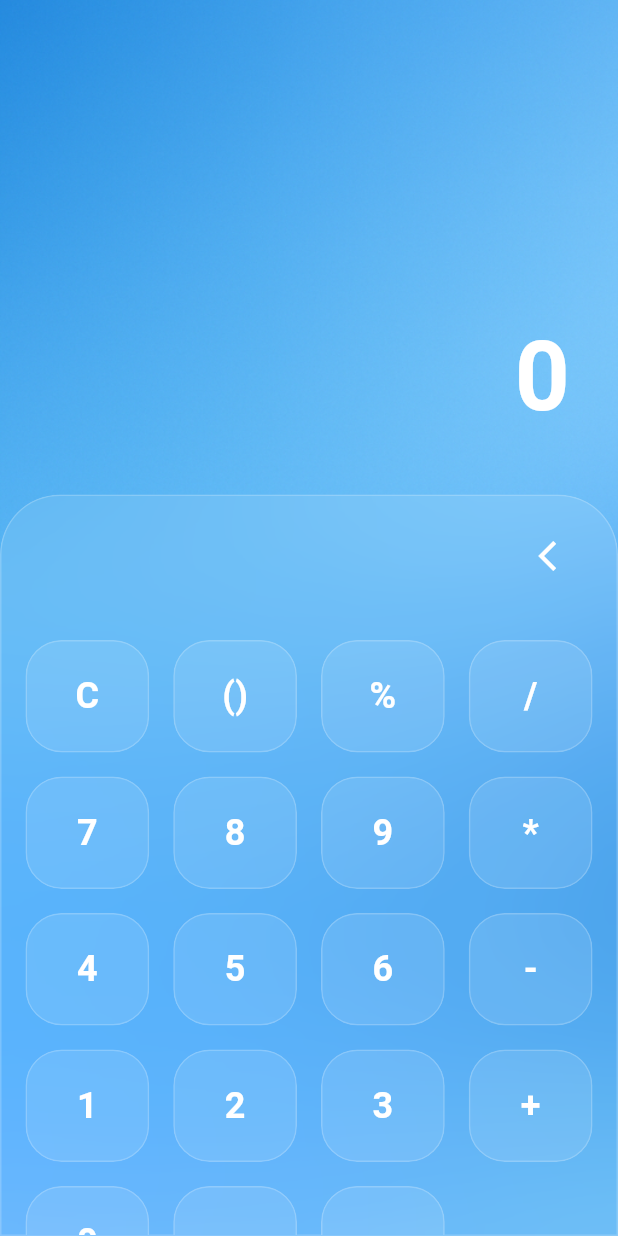
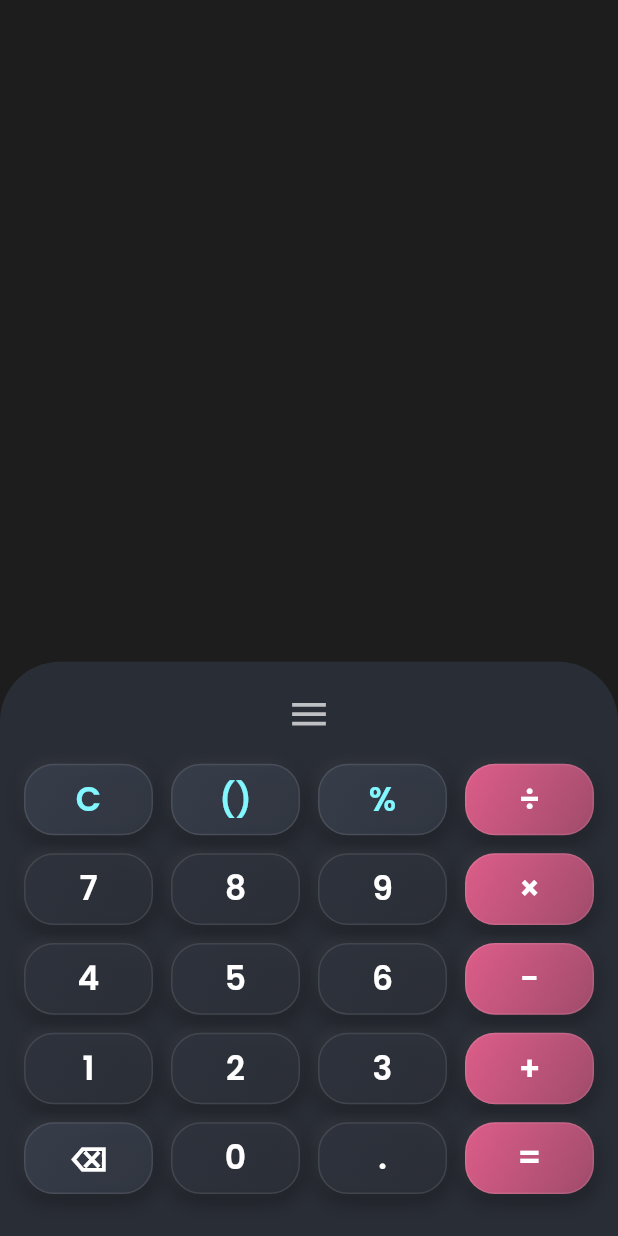
Before and after one commit to MohamedzRiad/mtapp, a Flutter app: the screen it shows after launch, on a phone screen of 412 x 824 dp. Run offline on Flutter 3.47's test engine with Material 3 defaults, Android fonts, the phone set to English and light mode, and no system bars; drawn by our look-alikes of glass_kit; our stand-ins replace google_fonts, math_expressions.

```diff
--- a/lib/calculator_provider.dart
+++ b/lib/calculator_provider.dart
@@ -1,4 +1,3 @@
-
 import 'package:flutter/material.dart';
 import 'package:math_expressions/math_expressions.dart';
 
@@ -22,7 +21,9 @@ class CalculatorProvider with ChangeNotifier {
       _result = '0';
     } else if (buttonText == '=') {
       try {
-        String finalExpression = _expression.replaceAll('x', '*').replaceAll('÷', '/');
+        String finalExpression = _expression
+            .replaceAll('x', '*')
+            .replaceAll('÷', '/');
         Parser p = Parser();
         Expression exp = p.parse(finalExpression);
         ContextModel cm = ContextModel();
--- a/lib/main.dart
+++ b/lib/main.dart
@@ -1,183 +1,389 @@
+import 'dart:ui';
 import 'package:flutter/material.dart';
-import 'package:glass_kit/glass_kit.dart';
-import 'package:myapp/calculator_provider.dart';
-import 'package:myapp/widgets/calculator_button.dart';
-import 'package:provider/provider.dart';
+import 'package:google_fonts/google_fonts.dart';
+import 'package:math_expressions/math_expressions.dart';
 
 void main() {
-  runApp(
-    ChangeNotifierProvider(
-      create: (context) => CalculatorProvider(),
-      child: const MyApp(),
-    ),
-  );
+  runApp(const CalculatorApp());
 }
 
-class MyApp extends StatelessWidget {
-  const MyApp({super.key});
+class CalculatorApp extends StatelessWidget {
+  const CalculatorApp({super.key});
 
   @override
   Widget build(BuildContext context) {
     return MaterialApp(
       debugShowCheckedModeBanner: false,
-      title: 'Flutter Calculator',
+      title: 'Glassmorphic Calculator',
       theme: ThemeData(
         primarySwatch: Colors.blue,
         visualDensity: VisualDensity.adaptivePlatformDensity,
       ),
-      home: const CalculatorHome(),
+      home: const CalculatorHomePage(),
     );
   }
 }
 
-class CalculatorHome extends StatelessWidget {
-  const CalculatorHome({super.key});
+class CalculatorHomePage extends StatefulWidget {
+  const CalculatorHomePage({super.key});
+
+  @override
+  _CalculatorHomePageState createState() => _CalculatorHomePageState();
+}
+
+class _CalculatorHomePageState extends State<CalculatorHomePage>
+    with SingleTickerProviderStateMixin {
+  String _expression = '';
+  String _result = '';
+  bool _isScientific = false;
+
+  late AnimationController _animationController;
+  late Animation<double> _animation;
+
+  @override
+  void initState() {
+    super.initState();
+    _animationController = AnimationController(
+      duration: const Duration(milliseconds: 400),
+      vsync: this,
+    );
+    _animation = CurvedAnimation(
+      parent: _animationController,
+      curve: Curves.easeInOutCubic,
+    );
+  }
+
+  void _onButtonPressed(String buttonText) {
+    setState(() {
+      if (buttonText == 'C') {
+        _expression = '';
+        _result = '';
+      } else if (buttonText == '⌫') {
+        if (_expression.isNotEmpty) {
+          _expression = _expression.substring(0, _expression.length - 1);
+        }
+      } else if (buttonText == '=') {
+        try {
+          // Replace user-friendly symbols with parsable ones
+          String finalExpression = _expression
+              .replaceAll('×', '*')
+              .replaceAll('÷', '/')
+              .replaceAll('√', 'sqrt');
+
+          Parser p = Parser();
+          Expression exp = p.parse(finalExpression);
+          ContextModel cm = ContextModel();
+          double eval = exp.evaluate(EvaluationType.REAL, cm);
+
+          // If the result is an integer, don't show decimal point
+          if (eval == eval.truncate()) {
+            _result = eval.truncate().toString();
+          } else {
+            _result = eval.toStringAsFixed(6).replaceAll(RegExp(r'0+$'), '');
+          }
+        } catch (e) {
+          _result = 'Error';
+        }
+      } else if (buttonText == '()') {
+        // A simple logic for parenthesis
+        if (_expression.endsWith('(') || _expression.endsWith(' ')) {
+          _expression += '(';
+        } else if (RegExp(r'[0-9)]+$').hasMatch(_expression)) {
+          _expression += ')';
+        } else {
+          _expression += '(';
+        }
+      } else if (buttonText == ' ') {
+        _expression += ' ';
+      } else {
+        // Handle specific function replacements
+        if (['sin', 'cos', 'tan', 'log', 'ln'].contains(buttonText)) {
+          _expression += '$buttonText(';
+        } else {
+          _expression += buttonText;
+        }
+      }
+    });
+  }
+
+  void _toggleScientific() {
+    setState(() {
+      _isScientific = !_isScientific;
+      if (_isScientific) {
+        _animationController.forward();
+      } else {
+        _animationController.reverse();
+      }
+    });
+  }
+
+  @override
+  void dispose() {
+    _animationController.dispose();
+    super.dispose();
+  }
 
   @override
   Widget build(BuildContext context) {
-    final calculatorProvider = Provider.of<CalculatorProvider>(context);
-
-    final List<String> simpleButtons = [
-      'C', '()', '%', '/',
-      '7', '8', '9', '*',
-      '4', '5', '6', '-',
-      '1', '2', '3', '+',
-      '0', '.', '=',
-    ];
-
-    final List<String> scientificButtons = [
-      'sin', 'cos', 'tan', 'sqrt',
-      'ln', 'log', '!', '^',
-      'π', 'e', 'C', '()',
-      '%', '/', '7', '8',
-      '9', '*', '4', '5',
-      '6', '-', '1', '2',
-      '3', '+', '0', '.', '=',
-    ];
-
     return Scaffold(
-      backgroundColor: Colors.deepPurple,
-      body: Container(
-        decoration: const BoxDecoration(
-          image: DecorationImage(
-            image: AssetImage('assets/background.jpg'),
-            fit: BoxFit.cover,
+      backgroundColor: const Color(0xFF1D1D1D),
+      body: SafeArea(
+        child: LayoutBuilder(
+          builder: (context, constraints) {
+            return Column(
+              children: [_buildDisplay(), _buildKeyboard(constraints)],
+            );
+          },
         ),
       ),
-        child: Column(
-          children: [
-            Expanded(
+    );
+  }
+
+  Widget _buildDisplay() {
+    return Expanded(
       flex: 2,
       child: Container(
-                padding: const EdgeInsets.all(32),
+        padding: const EdgeInsets.symmetric(horizontal: 24),
         alignment: Alignment.bottomRight,
         child: Column(
+          mainAxisAlignment: MainAxisAlignment.end,
           crossAxisAlignment: CrossAxisAlignment.end,
-                  mainAxisAlignment: MainAxisAlignment.end,
           children: [
-                    Text(
-                      calculatorProvider.expression,
-                      style: const TextStyle(
-                        color: Colors.white,
-                        fontSize: 32,
-                      ),
-                    ),
-                    const SizedBox(height: 8),
-                    Text(
-                      calculatorProvider.result,
-                      style: const TextStyle(
-                        color: Colors.white,
-                        fontSize: 64,
-                        fontWeight: FontWeight.bold,
-                      ),
-                    ),
-                  ],
+            FittedBox(
+              fit: BoxFit.scaleDown,
+              child: Text(
+                _expression,
+                maxLines: 2,
+                style: GoogleFonts.poppins(
+                  textStyle: TextStyle(
+                    fontSize: 40,
+                    color: Colors.white.withOpacity(0.7),
+                    fontWeight: FontWeight.w300,
                   ),
                 ),
               ),
-            Expanded(
-              flex: 3,
-              child: GlassContainer(
-                height: double.infinity,
-                width: double.infinity,
-                borderRadius: const BorderRadius.only(
-                  topLeft: Radius.circular(40),
-                  topRight: Radius.circular(40),
             ),
-                blur: 10,
-                color: Colors.white.withAlpha(26),
-                borderColor: Colors.white.withOpacity(0.2),
-                child: Column(
-                  children: [
-                    Padding(
-                      padding: const EdgeInsets.all(16.0),
-                      child: Row(
-                        mainAxisAlignment: MainAxisAlignment.end,
-                        children: [
-                          IconButton(
-                            icon: Icon(
-                              calculatorProvider.isScientific
-                                  ? Icons.arrow_forward_ios
-                                  : Icons.arrow_back_ios,
+            const SizedBox(height: 10),
+            FittedBox(
+              fit: BoxFit.scaleDown,
+              child: Text(
+                _result,
+                style: GoogleFonts.poppins(
+                  textStyle: const TextStyle(
+                    fontSize: 64,
                     color: Colors.white,
-                            ),
-                            onPressed: () {
-                              calculatorProvider.toggleScientific();
-                            },
-                          ),
-                        ],
-                      ),
-                    ),
-                    Expanded(
-                      child: AnimatedSwitcher(
-                        duration: const Duration(milliseconds: 500),
-                        transitionBuilder: (child, animation) {
-                          return ScaleTransition(
-                            scale: animation,
-                            child: child,
-                          );
-                        },
-                        child: calculatorProvider.isScientific
-                            ? buildButtonGrid(scientificButtons, calculatorProvider, true)
-                            : buildButtonGrid(simpleButtons, calculatorProvider, false),
-                      ),
-                    ),
-                  ],
+                    fontWeight: FontWeight.w500,
                   ),
                 ),
               ),
+            ),
+            const SizedBox(height: 20),
           ],
         ),
       ),
     );
   }
 
-  Widget buildButtonGrid(
-      List<String> buttons, CalculatorProvider calculatorProvider, bool isScientific) {
-    final crossAxisCount = isScientific ? 5 : 4;
-    final fontSize = isScientific ? 18.0 : 24.0;
-    final childAspectRatio = isScientific ? 1.2 : 1.1;
+  Widget _buildKeyboard(BoxConstraints constraints) {
+    final List<String> basicButtons = [
+      'C',
+      '()',
+      '%',
+      '÷',
+      '7',
+      '8',
+      '9',
+      '×',
+      '4',
+      '5',
+      '6',
+      '-',
+      '1',
+      '2',
+      '3',
+      '+',
+      '⌫',
+      '0',
+      '.',
+      '=',
+    ];
 
+    final List<String> scientificButtons = [
+      'sin',
+      'cos',
+      'tan',
+      'log',
+      '√',
+      '^',
+      '(',
+      ')',
+      'π',
+      'e',
+      'ln',
+      ' ',
+    ];
+
+    return Container(
+      decoration: const BoxDecoration(
+        color: Color(0xFF292D36),
+        borderRadius: BorderRadius.only(
+          topLeft: Radius.circular(40),
+          topRight: Radius.circular(40),
+        ),
+      ),
+      child: Column(
+        children: [
+          Padding(
+            padding: const EdgeInsets.only(top: 20, bottom: 10),
+            child: GestureDetector(
+              onTap: _toggleScientific,
+              child: AnimatedIcon(
+                icon: AnimatedIcons.menu_close,
+                progress: _animationController,
+                color: Colors.white70,
+                size: 30,
+              ),
+            ),
+          ),
+          AnimatedSize(
+            duration: const Duration(milliseconds: 400),
+            curve: Curves.easeInOutCubic,
+            child: SizeTransition(
+              sizeFactor: _animation,
+              axis: Axis.vertical,
+              child: _buildButtonGrid(scientificButtons, 4, constraints),
+            ),
+          ),
+          _buildButtonGrid(basicButtons, 4, constraints),
+          const SizedBox(height: 20),
+        ],
+      ),
+    );
+  }
+
+  Widget _buildButtonGrid(
+    List<String> buttons,
+    int crossAxisCount,
+    BoxConstraints constraints,
+  ) {
     return GridView.builder(
-      key: ValueKey(isScientific),
-      padding: const EdgeInsets.all(16),
+      padding: const EdgeInsets.symmetric(horizontal: 16, vertical: 8),
+      shrinkWrap: true,
+      physics: const NeverScrollableScrollPhysics(),
+      itemCount: buttons.length,
       gridDelegate: SliverGridDelegateWithFixedCrossAxisCount(
         crossAxisCount: crossAxisCount,
-        crossAxisSpacing: 16,
-        mainAxisSpacing: 16,
-        childAspectRatio: childAspectRatio,
+        crossAxisSpacing: 12,
+        mainAxisSpacing: 12,
+        childAspectRatio: 1.8, // Adjust for a wider button look
       ),
-      itemCount: buttons.length,
       itemBuilder: (context, index) {
         final buttonText = buttons[index];
+        if (buttonText == ' ') {
+          return const SizedBox.shrink(); // Empty space for layout
+        }
+
         return CalculatorButton(
           text: buttonText,
-          fontSize: fontSize,
-          onPressed: () {
-            calculatorProvider.buttonPressed(buttonText);
-          },
+          onPressed: () => _onButtonPressed(buttonText),
+          backgroundColor: _getButtonBackgroundColor(buttonText),
+          foregroundColor: _getButtonForegroundColor(buttonText),
         );
       },
     );
   }
+
+  Color _getButtonBackgroundColor(String buttonText) {
+    if (['÷', '×', '-', '+', '='].contains(buttonText)) {
+      return const Color(0xFFF06292); // A vibrant pink for operators
     }
+    if ([
+      'C',
+      '()',
+      '%',
+      '⌫',
+      ...['sin', 'cos', 'tan', 'log', 'ln', '√', '^', '(', ')', 'π', 'e'],
+    ].contains(buttonText)) {
+      return const Color(0xFF373E4B);
+    }
+    return const Color(0xFF2D323C); // Darker shade for numbers
+  }
+
+  Color _getButtonForegroundColor(String buttonText) {
+    if (['÷', '×', '-', '+', '='].contains(buttonText)) {
+      return Colors.white;
+    }
+    if (['C', '()', '%'].contains(buttonText)) {
+      return const Color(0xFF82F7FF); // Cyan accent
+    }
+    return Colors.white;
+  }
+}
+
+class CalculatorButton extends StatelessWidget {
+  final String text;
+  final VoidCallback onPressed;
+  final Color backgroundColor;
+  final Color foregroundColor;
+
+  const CalculatorButton({
+    super.key,
+    required this.text,
+    required this.onPressed,
+    this.backgroundColor = const Color(0xFF2D323C),
+    this.foregroundColor = Colors.white,
+  });
+
+  @override
+  Widget build(BuildContext context) {
+    return Container(
+      decoration: BoxDecoration(
+        borderRadius: BorderRadius.circular(20),
+        gradient: LinearGradient(
+          begin: Alignment.topLeft,
+          end: Alignment.bottomRight,
+          colors: [
+            backgroundColor.withOpacity(0.9),
+            backgroundColor.withOpacity(0.6),
+          ],
+        ),
+        boxShadow: [
+          BoxShadow(
+            color: Colors.black.withOpacity(0.3),
+            blurRadius: 10,
+            spreadRadius: 2,
+            offset: const Offset(0, 4),
+          ),
+          BoxShadow(
+            color: Colors.white.withOpacity(0.05),
+            blurRadius: 5,
+            spreadRadius: 1,
+            offset: const Offset(-2, -2),
+          ),
+        ],
+        border: Border.all(color: Colors.white.withOpacity(0.1)),
+      ),
+      child: Material(
+        color: Colors.transparent,
+        child: InkWell(
+          borderRadius: BorderRadius.circular(20),
+          onTap: onPressed,
+          splashColor: Colors.white.withOpacity(0.1),
+          highlightColor: Colors.white.withOpacity(0.05),
+          child: Center(
+            child: Text(
+              text,
+              style: GoogleFonts.poppins(
+                textStyle: TextStyle(
+                  fontSize: 22,
+                  color: foregroundColor,
+                  fontWeight: FontWeight.w600,
+                ),
+              ),
+            ),
+          ),
+        ),
+      ),
+    );
+  }
+}
--- a/pubspec.yaml
+++ b/pubspec.yaml
@@ -1,4 +1,4 @@
-name: myapp
+name: calcat
 description: "A new Flutter project."
 # The following line prevents the package from being accidentally published to
 # pub.dev using `flutter pub publish`. This is preferred for private packages.
@@ -16,7 +16,7 @@ publish_to: 'none' # Remove this line if you wish to publish to pub.dev
 # https://developer.apple.com/library/archive/documentation/General/Reference/InfoPlistKeyReference/Articles/CoreFoundationKeys.html
 # In Windows, build-name is used as the major, minor, and patch parts
 # of the product and file versions while build-number is used as the build suffix.
-version: 1.0.0+1
+version: 1.1.0+2
 
 environment:
   sdk: ^3.9.0
@@ -37,6 +37,7 @@ dependencies:
   provider: ^6.1.5+1
   math_expressions: ^3.1.0
   glass_kit: ^4.0.2
+  google_fonts: ^6.3.3
 
 dev_dependencies:
   flutter_test:
```
Also changed, not shown: pubspec.lock, 2 other files. Lines whose indentation alone changed are shown as unchanged.
